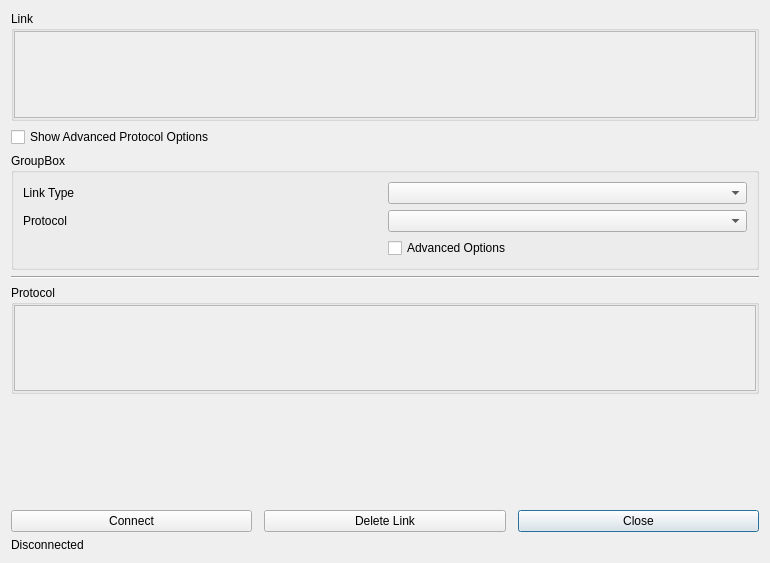
The window that src/ui/CommSettings.ui (mavlink/qgroundcontrol) describes before a commit, drawn with Qt 5.
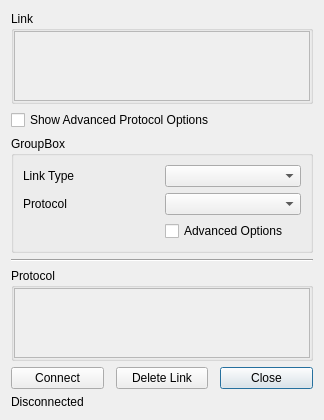
The same window after the commit.

Commit message: Change of Serial settings window size and baud/port combobox sizes

```diff
--- a/src/ui/CommSettings.ui
+++ b/src/ui/CommSettings.ui
@@ -6,8 +6,8 @@
    <rect>
     <x>0</x>
     <y>0</y>
-    <width>770</width>
-    <height>563</height>
+    <width>324</width>
+    <height>415</height>
    </rect>
   </property>
   <property name="windowTitle">
@@ -36,8 +36,8 @@
           <rect>
            <x>0</x>
            <y>0</y>
-           <width>748</width>
-           <height>97</height>
+           <width>302</width>
+           <height>69</height>
           </rect>
          </property>
         </widget>
@@ -126,8 +126,8 @@
           <rect>
            <x>0</x>
            <y>0</y>
-           <width>748</width>
-           <height>96</height>
+           <width>302</width>
+           <height>69</height>
           </rect>
          </property>
         </widget>
```
Left out of the diff: 1 changed line with no effect on the pictures. The commit also changes 2 other files.
